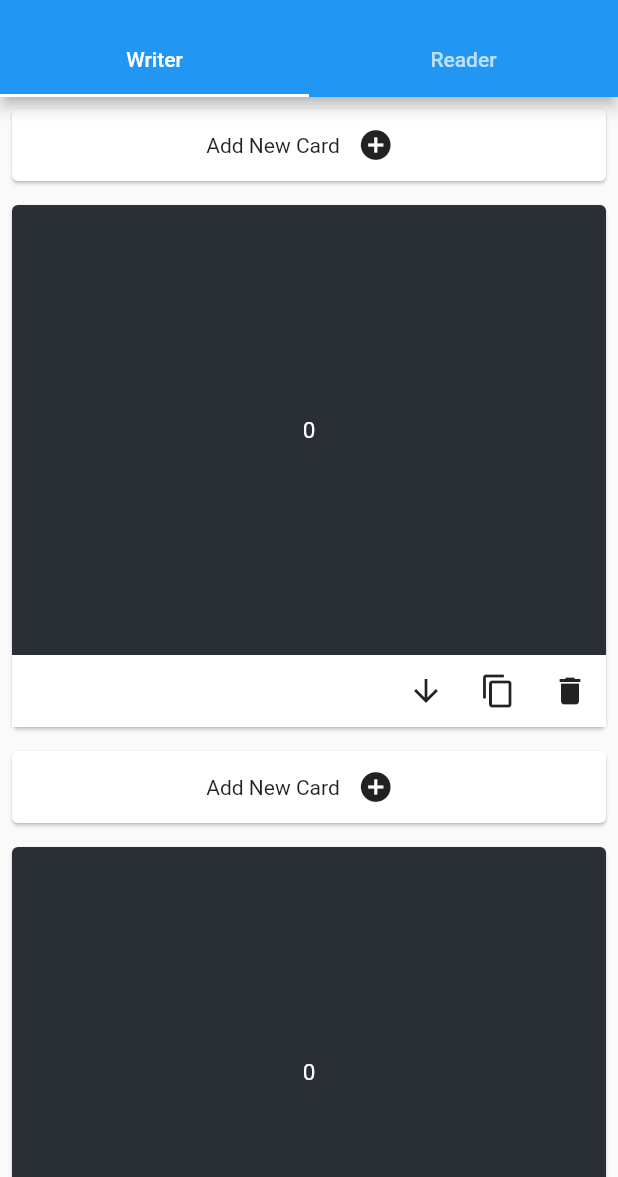
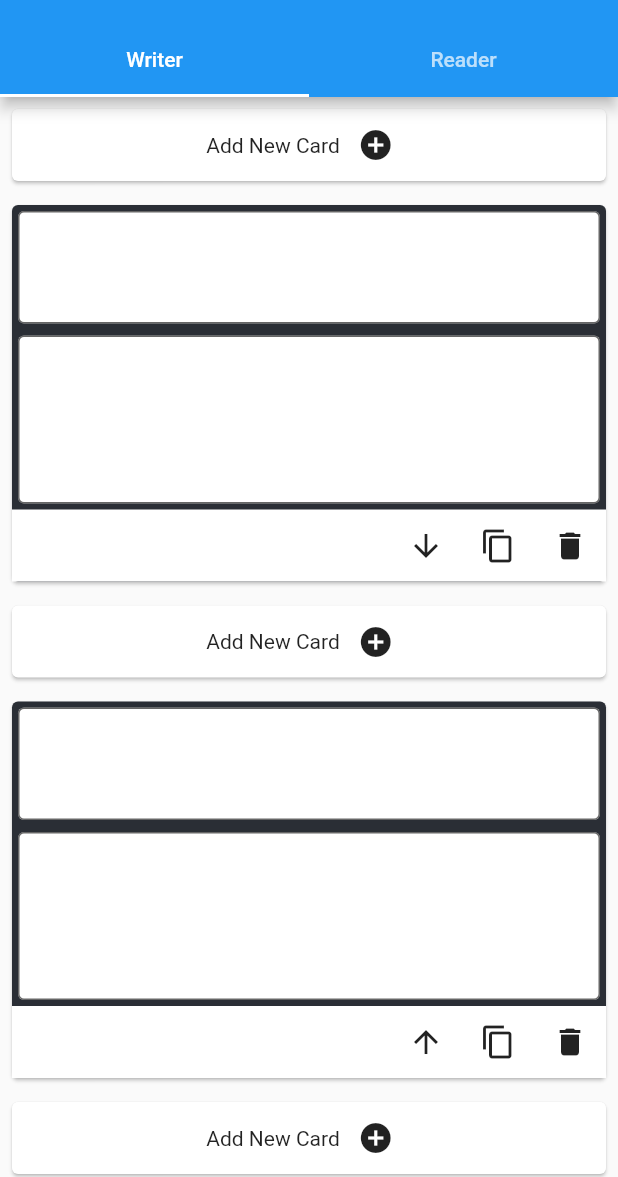
Before and after one commit to manishag777/digyed_reader, a Flutter app: the screen it shows after launch, after a tap on the "add circle" icon, after a tap on the "content copy" icon, on a phone screen of 412 x 824 dp, the part 59-1236 px from its top. Run offline on Flutter 3.47's test engine with Material 2 defaults, Android fonts, the light colour scheme and no system bars; our stand-ins replace cached_network_image, get_it, material_design_icons_flutter, responsive_builder.

Commit message:
added textfield inside card

```diff
--- /dev/null
+++ b/lib/constants/text_style.dart
@@ -0,0 +1,10 @@
+import 'dart:ui';
+import 'package:flutter/material.dart';
+
+const Color textColor = Color.fromARGB(255, 255, 255, 255);
+const TextStyle headingStyle = TextStyle(color: textColor, fontSize: 30, fontWeight: FontWeight.bold);
+const TextStyle descriptionStyle = TextStyle(color: textColor, fontSize: 15);
+
+const Color editTextColor = Color.fromARGB(255, 0, 0, 0);
+const TextStyle headingEditStyle = TextStyle(color: editTextColor, fontSize: 30, fontWeight: FontWeight.bold);
+const TextStyle descriptionEditStyle = TextStyle(color: editTextColor, fontSize: 15);
--- a/lib/view_models/writer_model.dart
+++ b/lib/view_models/writer_model.dart
@@ -7,10 +7,17 @@ class WriterModel extends ChangeNotifier {
   Matter matter;
   WriterModel(): matter=Matter([]);
 
+  List<DyElement> getDefaultElementList(){
+    Atom headerAtom = Atom(AtomType.HEADING, "");
+    Atom descriptionAtom = Atom(AtomType.DESCRIPTION, "");
+    DyElement element = DyElement([headerAtom, descriptionAtom]);
+    return [element];
+  }
+
   void addCompound({Compound compound}){
-    Compound new_compound = new Compound(CompoundType.CARD, [], (index++).toString());
+    Compound newCompound = new Compound(CompoundType.CARD, getDefaultElementList(), (index++).toString());
     int insertAt = compound==null ? 0: matter.compoundList.indexOf(compound) + 1;
-    matter.compoundList.insert(insertAt, new_compound);
+    matter.compoundList.insert(insertAt, newCompound);
     notifyListeners();
   }
 
@@ -47,6 +54,16 @@ class WriterModel extends ChangeNotifier {
     notifyListeners();
   }
 
+  void updateAtomAndNotify(Atom atom, String data){
+    atom.data = data;
+    notifyListeners();
+  }
+
+  void updateAtom(Atom atom, String data){
+    atom.data = data;
+  }
+
+
   int get length => matter.compoundList.length;
 
 
--- a/lib/views/courses/Writer/writer.dart
+++ b/lib/views/courses/Writer/writer.dart
@@ -1,4 +1,5 @@
 import 'package:digyed_reader/constants/colors.dart';
+import 'package:digyed_reader/constants/text_style.dart';
 import 'package:digyed_reader/models/course_model.dart';
 import 'package:flutter/material.dart';
 import 'package:material_design_icons_flutter/material_design_icons_flutter.dart';
@@ -11,7 +12,7 @@ class Writer extends StatelessWidget {
   Widget build(BuildContext context) {
     final readerModel = Provider.of<ReaderModel>(context, listen: false);
     final writerModel = Provider.of<WriterModel>(context, listen: false);
-
+//    return Container(child: TextField(), height: 200, color: Colors.red,);
     print("Building Writer");
     return Container(
       child: ListView(
@@ -27,21 +28,24 @@ class Writer extends StatelessWidget {
         builder: (context) {
           final writerModel = Provider.of<WriterModel>(context, listen: false);
           return Column(
-            children: writerModel.matter.compoundList
-                .asMap().entries.map((entry){
+            mainAxisSize: MainAxisSize.min,
+            children:
+                writerModel.matter.compoundList.asMap().entries.map((entry) {
               int index = entry.key;
               Compound compound = entry.value;
-                  return compoundWidget(compound, index==0, index==writerModel.length-1);
-                })
-                .toList(),
+              return compoundWidget(
+                  compound, index == 0, index == writerModel.length - 1);
+            }).toList(),
           );
         },
       );
 
-  Widget compoundWidget(Compound compound, bool isFirst, bool isLast) => Builder(
+  Widget compoundWidget(Compound compound, bool isFirst, bool isLast) =>
+      Builder(
         builder: (context) {
           final writerModel = Provider.of<WriterModel>(context, listen: false);
-          return Column(children: <Widget>[
+          List<DyElement> elementList = compound.elementList;
+          return Column(mainAxisSize: MainAxisSize.min, children: <Widget>[
             Padding(
               padding: const EdgeInsets.all(4.0),
               child: Card(
@@ -50,32 +54,43 @@ class Writer extends StatelessWidget {
                   children: <Widget>[
                     Container(
                       width: double.infinity,
-                      height: 300,
-                      child: Center(
-                          child: Text(
-                        compound.id,
-                        style: descriptionStyle,
-                      )),
+                      child: Column(
+                          mainAxisSize: MainAxisSize.min,
+                          children: elementList
+                              .map((e) => elementWidget(e))
+                              .toList()),
                     ),
                     Container(
                       color: Colors.white,
                       child: Row(
                         mainAxisAlignment: MainAxisAlignment.end,
                         children: <Widget>[
-                          if(!isFirst)
-                            IconButton(icon: Icon(Icons.arrow_upward), onPressed: (){
+                          if (!isFirst)
+                            IconButton(
+                              icon: Icon(Icons.arrow_upward),
+                              onPressed: () {
                                 writerModel.moveUp(compound);
-                          },),
-                          if(!isLast)
-                            IconButton(icon: Icon(Icons.arrow_downward), onPressed: (){
+                              },
+                            ),
+                          if (!isLast)
+                            IconButton(
+                              icon: Icon(Icons.arrow_downward),
+                              onPressed: () {
                                 writerModel.moveDown(compound);
-                            },),
-                          IconButton(icon: Icon(Icons.content_copy), onPressed: (){
+                              },
+                            ),
+                          IconButton(
+                            icon: Icon(Icons.content_copy),
+                            onPressed: () {
                               writerModel.duplicate(compound);
-                          },),
-                          IconButton(icon: Icon(Icons.delete), onPressed: (){
+                            },
+                          ),
+                          IconButton(
+                            icon: Icon(Icons.delete),
+                            onPressed: () {
                               writerModel.delete(compound);
-                          },)
+                            },
+                          )
                         ],
                       ),
                     )
@@ -85,6 +100,76 @@ class Writer extends StatelessWidget {
             ),
             compoundAdder(compound: compound)
           ]);
+        },
+      );
+
+  Widget elementWidget(DyElement element) => Builder(
+        builder: (context) {
+          List<Atom> atomList = element.atomList;
+          return Container(
+            child: Column(
+              mainAxisSize: MainAxisSize.min,
+              children: atomList.map((e) => atomWidget(e)).toList(),
+            ),
+          );
+        },
+      );
+
+  Widget atomWidget(Atom atom) => Builder(builder: (context) {
+        if (atom.atomType == AtomType.HEADING)
+          return headerEditWidget(atom);
+        else
+          return descriptionEditWidget(atom);
+      });
+
+  Widget headerEditWidget(Atom atom) => Builder(
+        builder: (context) {
+          final writerModel = Provider.of<WriterModel>(context, listen: false);
+          return Padding(
+            padding: const EdgeInsets.all(4.0),
+            child: TextField(
+              style: headingEditStyle,
+              controller: TextEditingController(text: atom.data),
+              onSubmitted: (s) {
+                writerModel.updateAtomAndNotify(atom, s);
+              },
+              onChanged: (s){
+                writerModel.updateAtom(atom, s);
+              },
+              decoration: InputDecoration(
+                  border: OutlineInputBorder(
+                      borderSide: BorderSide(color: Colors.white)),
+                  filled: true,
+                  fillColor: Colors.white),
+              maxLines: 1,
+            ),
+          );
+        },
+      );
+
+  Widget descriptionEditWidget(Atom atom) => Builder(
+        builder: (context) {
+          final writerModel = Provider.of<WriterModel>(context, listen: false);
+          return Padding(
+            padding: const EdgeInsets.all(4.0),
+            child: TextField(
+              style: descriptionEditStyle,
+              controller: TextEditingController(text: atom.data),
+              onSubmitted: (s) {
+                writerModel.updateAtomAndNotify(atom, s);
+              },
+              onChanged: (s){
+                writerModel.updateAtom(atom, s);
+              },
+              decoration: InputDecoration(
+                  border: OutlineInputBorder(
+                      borderSide: BorderSide(color: Colors.white)),
+                  filled: true,
+                  fillColor: Colors.white),
+              maxLines: null,
+              minLines: 4,
+            ),
+          );
         },
       );
 
@@ -101,7 +186,7 @@ class Writer extends StatelessWidget {
                   IconButton(
                     icon: Icon(Icons.add_circle),
                     onPressed: () {
-                      writerModel.addCompound(compound:compound);
+                      writerModel.addCompound(compound: compound);
                     },
                   )
                 ],
--- a/lib/views/courses/Writer/writer_with_preview.dart
+++ b/lib/views/courses/Writer/writer_with_preview.dart
@@ -8,6 +8,13 @@ import 'package:provider/provider.dart';
 class WriterWithPreview extends StatelessWidget {
   @override
   Widget build(BuildContext context) {
+
+//    return Scaffold(
+//      appBar:  AppBar(title: Text("Hello World")),
+//      body: getReaderWriterWidget(),
+//    );
+
+
     return MaterialApp(
       home: DefaultTabController(
         length: 2,
@@ -26,7 +33,8 @@ class WriterWithPreview extends StatelessWidget {
             ChangeNotifierProvider<ReaderModel>(create: (context){return ReaderModel("Hello");},),
             ChangeNotifierProvider<WriterModel>(create: (context){return WriterModel();},),
             ],
-            child: TabBarView(
+            child: //Container(child: TextField(), height: 500, color: Colors.red,)
+            TabBarView(
               children: [
                 Consumer<WriterModel>(builder: (BuildContext context, WriterModel model, Widget child) =>  Writer()),
                 Consumer<ReaderModel>(builder: (BuildContext context, ReaderModel model, Widget child) =>  Reader(model.text)),
@@ -37,4 +45,21 @@ class WriterWithPreview extends StatelessWidget {
       ),
     );
   }
+
+  Widget getReaderWriterWidget() => Builder(builder: (context){
+    return MultiProvider(
+        providers: [
+          ChangeNotifierProvider<ReaderModel>(create: (context){return ReaderModel("Hello");},),
+          ChangeNotifierProvider<WriterModel>(create: (context){return WriterModel();},),
+        ],
+        child: Consumer<WriterModel>(builder: (BuildContext context, WriterModel model, Widget child) =>  Writer()),
+//            TabBarView(
+//              children: [
+//                Consumer<WriterModel>(builder: (BuildContext context, WriterModel model, Widget child) =>  Writer()),
+//                Consumer<ReaderModel>(builder: (BuildContext context, ReaderModel model, Widget child) =>  Reader(model.text)),
+//              ],
+//            ),
+    );
+  },);
+
 }
--- a/lib/views/layout_template/layout_template.dart
+++ b/lib/views/layout_template/layout_template.dart
@@ -13,9 +13,7 @@ class LayoutTemplate extends StatelessWidget {
   @override
   Widget build(BuildContext context) {
     return ResponsiveBuilder(
-      builder: (context, sizingInformation) => Scaffold(
-        backgroundColor: backgroundColor,
-        body: Container(
+      builder: (context, sizingInformation) => Container(
           child: Column(
             children: <Widget>[
               Expanded(
@@ -27,7 +25,6 @@ class LayoutTemplate extends StatelessWidget {
               )
             ],
           ),
-        ),
       ),
     );
   }
```
Lines whose indentation alone changed are shown as unchanged.
